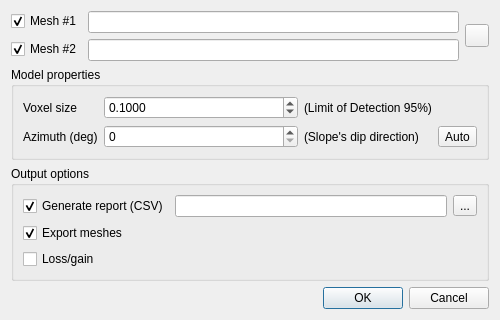
Old version of the form ui/qVoxFallDialog.ui in the repository farmakis/qVoxFall.
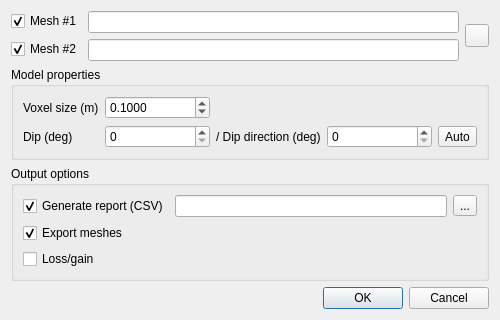
New version of the form. Icons and pictures are not drawn.

Commit message: align voxel grid with slope normal vector

```diff
--- a/ui/qVoxFallDialog.ui
+++ b/ui/qVoxFallDialog.ui
@@ -77,7 +77,7 @@
 		   </sizepolicy>
 		  </property>
 		  <property name="text">
-		   <string>Voxel size</string>
+		   <string>Voxel size (m)</string>
 		  </property>
 		 </widget>
 		</item>
@@ -97,21 +97,8 @@
           </property>
          </widget>
         </item>
-		<item row="0" column="2">
-		 <widget class="QLabel" name="label_1">
-		  <property name="sizePolicy">
-		   <sizepolicy hsizetype="Maximum" vsizetype="Preferred">
-			<horstretch>0</horstretch>
-			<verstretch>0</verstretch>
-		   </sizepolicy>
-		  </property>
-		  <property name="text">
-		   <string>(Limit of Detection 95%)</string>
-		  </property>
-		 </widget>			
-		</item>
-        <item row="1" column="0">
-         <widget class="QLabel" name="label_2">
+		<item row="1" column="0">
+         <widget class="QLabel" name="label_1">
           <property name="sizePolicy">
            <sizepolicy hsizetype="Maximum" vsizetype="Preferred">
             <horstretch>0</horstretch>
@@ -119,11 +106,47 @@
            </sizepolicy>
           </property>
           <property name="text">
-           <string>Azimuth (deg)</string>
+           <string>Dip (deg)</string>
           </property>
          </widget>
         </item>
         <item row="1" column="1">
+         <widget class="QDoubleSpinBox" name="dipDoubleSpinBox">
+          <property name="decimals">
+           <number>0</number>
+          </property>
+          <property name="minimum">
+           <double>0.0</double>
+          </property>
+          <property name="maximum">
+           <double>90.0</double>
+          </property>
+          <property name="value">
+           <double>0.0</double>
+          </property>
+         </widget>
+        </item>
+		<item row="1" column="4">
+		 <widget class="QToolButton" name="autoFitPlaneButton">
+		  <property name="text">
+		   <string notr="true">Auto</string>
+		  </property>
+		 </widget>
+		</item>
+        <item row="1" column="2">
+         <widget class="QLabel" name="label_2">
+          <property name="sizePolicy">
+           <sizepolicy hsizetype="Maximum" vsizetype="Preferred">
+            <horstretch>0</horstretch>
+            <verstretch>0</verstretch>
+           </sizepolicy>
+          </property>
+          <property name="text">
+           <string>/ Dip direction (deg)</string>
+          </property>
+         </widget>
+        </item>
+        <item row="1" column="3">
          <widget class="QDoubleSpinBox" name="azDoubleSpinBox">
           <property name="decimals">
            <number>0</number>
@@ -139,26 +162,6 @@
           </property>
          </widget>
         </item>
-		<item row="1" column="2">
-		 <widget class="QLabel" name="label_3">
-		  <property name="sizePolicy">
-		   <sizepolicy hsizetype="Maximum" vsizetype="Preferred">
-			<horstretch>0</horstretch>
-			<verstretch>0</verstretch>
-		   </sizepolicy>
-		  </property>
-		  <property name="text">
-		   <string>(Slope's dip direction)</string>
-		  </property>
-		 </widget>
-		</item>
-		<item row="1" column="5">
-		 <widget class="QToolButton" name="autoAzimuthButton">
-		  <property name="text">
-		   <string notr="true">Auto</string>
-		  </property>
-		 </widget>
-		</item>
        </layout>
       </widget>
      </item>
```
Left out of the diff: 4 changed lines with no effect on the pictures. The commit also changes 5 other files.
